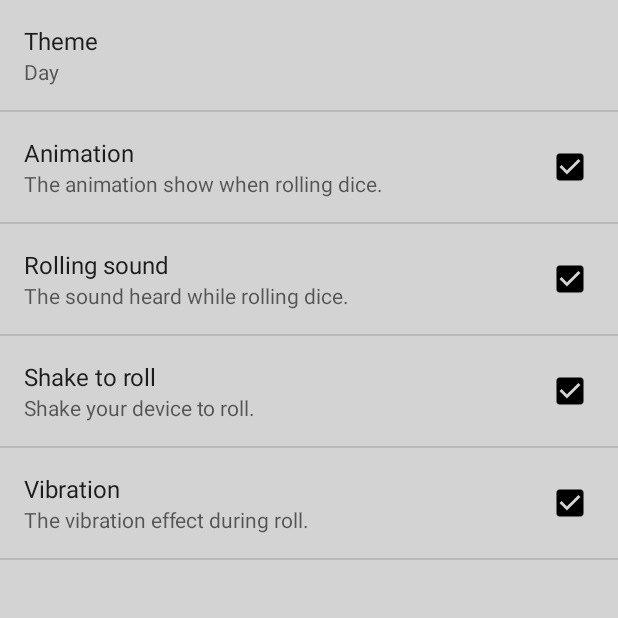
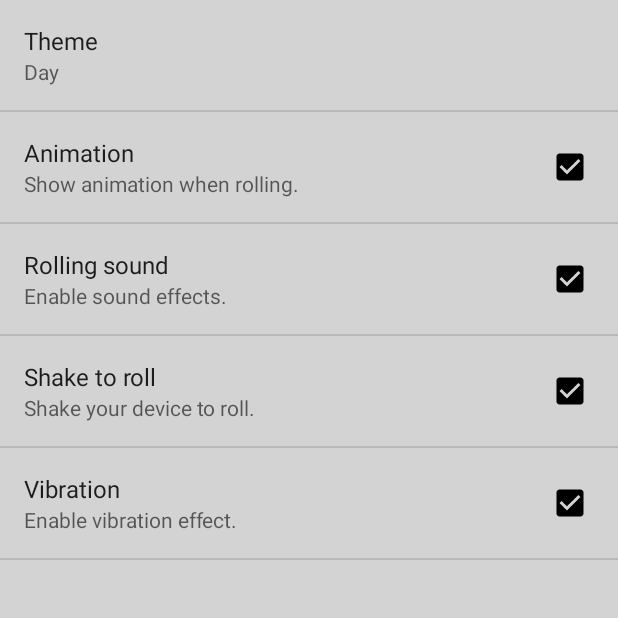
Before and after one commit to r-yevchuk/Dice-Coin, an Android app: the screen it shows after launch (SettingsActivity), after a tap on an icon or button, on a phone screen of 412 x 824 dp, the top half of it. Run offline under Robolectric (Android 15) with nearby library versions, the light colour scheme and no system bars.

Commit message:
Change settings description

```diff
--- a/app/src/main/java/ua/com/dice/MainActivity.java
+++ b/app/src/main/java/ua/com/dice/MainActivity.java
@@ -116,7 +116,7 @@ public class MainActivity extends AppCompatActivity implements NavigationView.On
         SettingsActivity.PREFERENCES_ANIMATION = prefs.getBoolean("animation", true);
         SettingsActivity.PREFERENCES_SOUND = prefs.getBoolean("sound", true);
         SettingsActivity.PREFERENCES_SHAKE = prefs.getBoolean("shake", true);
-        SettingsActivity.PREFERENCES_VIBRATION = prefs.getBoolean("vibration", true);
+        SettingsActivity.PREFERENCES_VIBRATION = prefs.getBoolean("vibration", false);
         //get other const
         SettingsActivity.PREFERENCES_ARROW_DIRECTIONS = prefs.getInt("arrowDirections", 4);
         SettingsActivity.PREFERENCES_NUMBERS_RANGE_FIRST = prefs.getInt("first", 0);
--- a/app/src/main/res/values/themes.xml
+++ b/app/src/main/res/values/themes.xml
@@ -18,7 +18,7 @@
         <item name="frameColor">#808080</item>
         <item name="toolbarColor">#696969</item>
         <item name="drawerColor">#808080</item>
-        <item name="textColor">#eee9e9</item>
+        <item name="textColor">#000000</item>
     </style>
 
 
--- a/app/src/main/res/xml/settings.xml
+++ b/app/src/main/res/xml/settings.xml
@@ -11,12 +11,12 @@
     <CheckBoxPreference
         android:defaultValue="true"
         android:key="animation"
-        android:summary="The animation show when rolling dice."
+        android:summary="Show animation when rolling."
         android:title="Animation"/>
     <CheckBoxPreference
         android:defaultValue="true"
         android:key="sound"
-        android:summary="The sound heard while rolling dice."
+        android:summary="Enable sound effects."
         android:title="Rolling sound"/>
     <CheckBoxPreference
         android:defaultValue="true"
@@ -26,7 +26,7 @@
     <CheckBoxPreference
         android:defaultValue="true"
         android:key="vibration"
-        android:summary="The vibration effect during roll."
+        android:summary="Enable vibration effect."
         android:title="Vibration"/>
 
 </PreferenceScreen>
```
